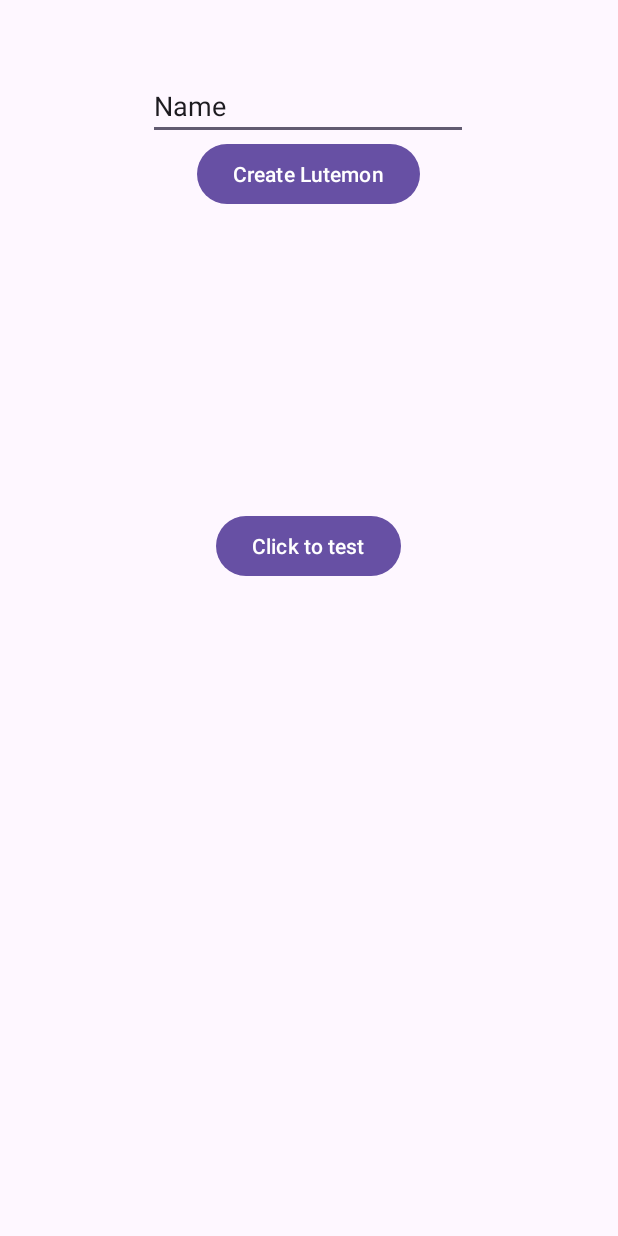
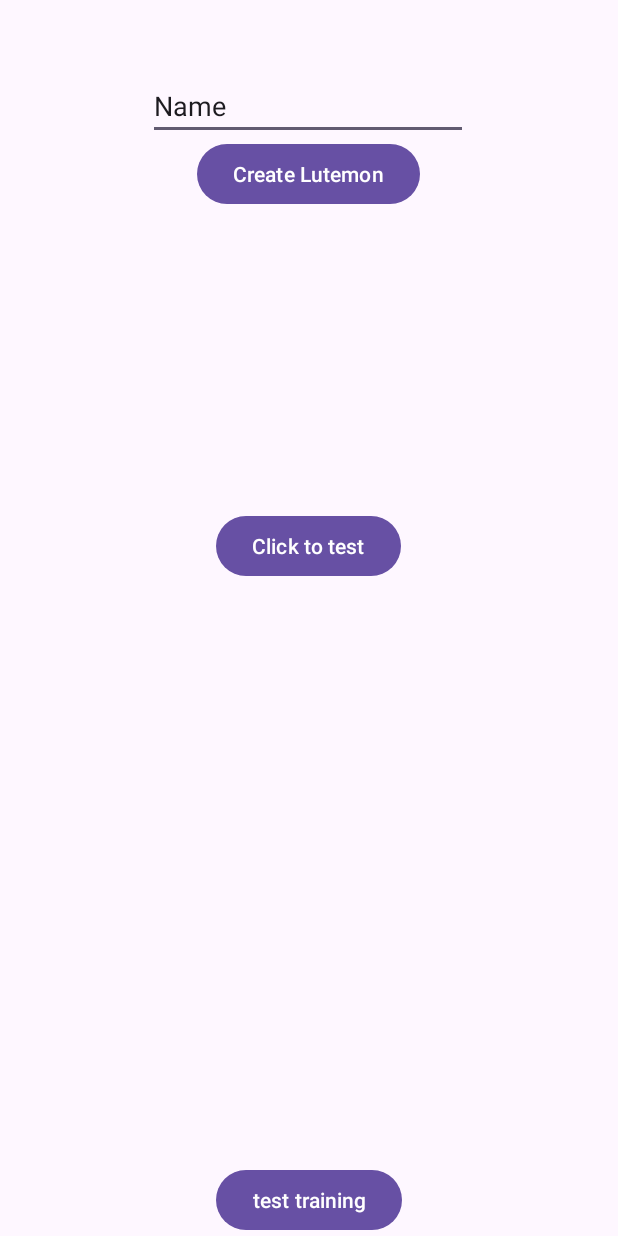
Before and after one commit to remeseeli/Finno-Ugric-Lutemon, an Android app: the screen it shows after launch (MainActivity), on a phone screen of 412 x 824 dp. Run offline under Robolectric (Android 15) with nearby library versions, the phone set to English and light mode, and no system bars.

Commit message:
Updated training method

```diff
--- a/app/src/main/java/com/palinka/finno_ugric_lutemon/MainActivity.java
+++ b/app/src/main/java/com/palinka/finno_ugric_lutemon/MainActivity.java
@@ -75,4 +75,23 @@ public class MainActivity extends AppCompatActivity {
             throw new RuntimeException(e);
         }
     } // end of function
+
+    //method for test the training
+    TrainingArea trainingArea = new TrainingArea();
+    Lutemon testGuy = new Black();
+    public void trainTest(View view){
+
+        System.out.println("Black xp: " + testGuy.getExperience());
+        try {
+            trainingArea.train(testGuy);
+            System.out.println("Black xp: " + testGuy.getExperience());
+            Toast.makeText(this, "Training finished " + testGuy.getName() + " gained 10 xp", Toast.LENGTH_LONG).show();
+        } catch (InterruptedException e) {
+            System.out.println("Training interrupted.");
+            Toast.makeText(this, e.getMessage(), Toast.LENGTH_LONG).show();
+
+
+
+        }
+    }
 }
--- a/app/src/main/res/layout/activity_main.xml
+++ b/app/src/main/res/layout/activity_main.xml
@@ -45,6 +45,16 @@
         app:layout_constraintStart_toStartOf="parent"
         app:layout_constraintTop_toTopOf="parent" />
 
+    <Button
+        android:id="@+id/button"
+        android:layout_width="wrap_content"
+        android:layout_height="wrap_content"
+        android:onClick="trainTest"
+        android:text="test training"
+        app:layout_constraintBottom_toBottomOf="parent"
+        app:layout_constraintEnd_toEndOf="parent"
+        app:layout_constraintStart_toStartOf="parent" />
+
     <!-- Added suppress warning for HardcodedText -->
     <!-- This is how you do comments on XML by the way -->
 </androidx.constraintlayout.widget.ConstraintLayout>
```
Also changed, not shown: app/src/main/java/com/palinka/finno_ugric_lutemon/TrainingArea.java (+7 -1 lines).
